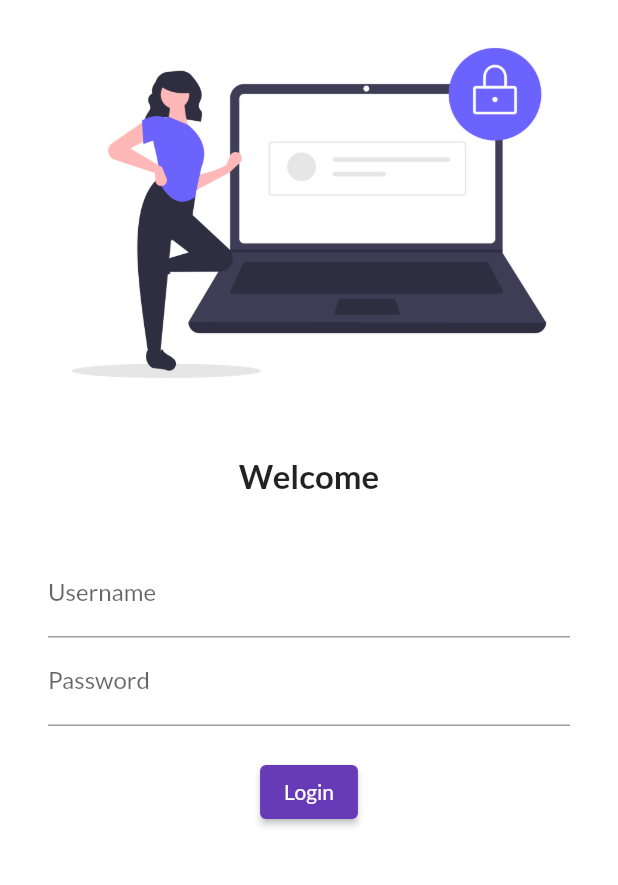
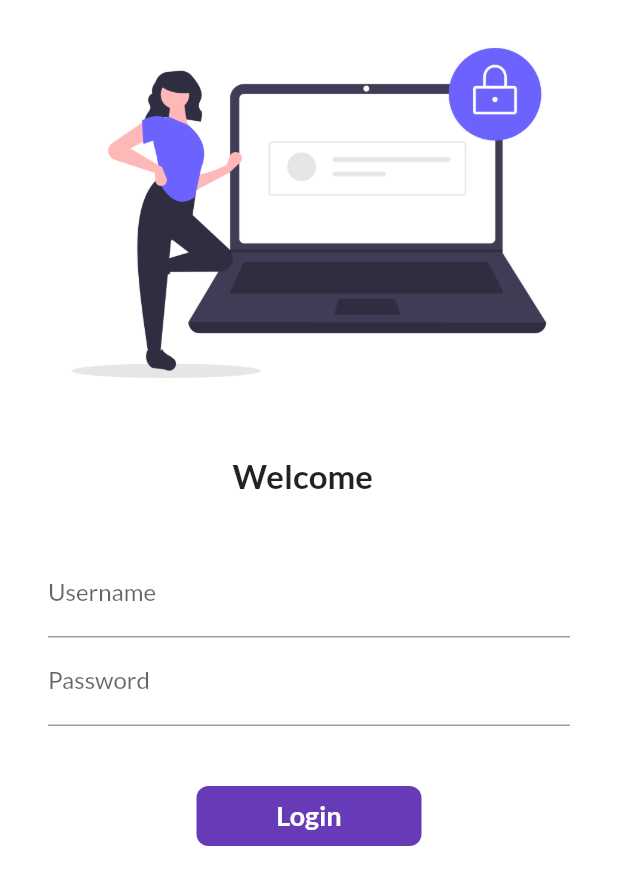
Before and after one commit to Rohit-1706/30DaysofFlutter, a Flutter app: the screen it shows after launch, on a phone screen of 412 x 824 dp. Shown: the top 885 px of the screen. Run offline on Flutter 3.47's test engine with Material 2 defaults, Android fonts, the phone set to English and light mode, and no system bars; our stand-ins replace google_fonts.

Commit message:
Day 6 completed

```diff
--- a/lib/main.dart
+++ b/lib/main.dart
@@ -1,6 +1,7 @@
 import 'package:flutter/material.dart';
 import 'package:flutter_application_2/pages/home_page.dart';
 import 'package:flutter_application_2/pages/login_page.dart';
+import 'package:flutter_application_2/utils/routes.dart';
 import 'package:google_fonts/google_fonts.dart';
 
 void main() {
@@ -25,8 +26,8 @@ class MyApp extends StatelessWidget {
       initialRoute: "/",
       routes: {
         "/": (context) => LoginPage(),
-        "/home": (context) => HomePage(),
-        "/login": (context) => LoginPage(),
+        MyRoutes.homeRoute: (context) => HomePage(),
+        MyRoutes.loginRoute: (context) => LoginPage(),
       },
     );
   }
--- a/lib/pages/login_page.dart
+++ b/lib/pages/login_page.dart
@@ -1,12 +1,20 @@
 import 'package:flutter/material.dart';
+import 'package:flutter_application_2/utils/routes.dart';
 
-class LoginPage extends StatelessWidget {
+class LoginPage extends StatefulWidget {
+  @override
+  State<LoginPage> createState() => _LoginPageState();
+}
+
+class _LoginPageState extends State<LoginPage> {
   // const LoginPage({Key? key}) : super(key: key);
-
+  String name = "";
+  bool changedButton = false;
   @override
   Widget build(BuildContext context) {
     return Material(
       color: Colors.white,
+      child: SingleChildScrollView(
         child: Column(
           children: [
             Image.asset(
@@ -17,7 +25,7 @@ class LoginPage extends StatelessWidget {
               height: 20.0,
             ),
             Text(
-            "Welcome",
+              "Welcome  $name",
               style: TextStyle(
                 fontSize: 22,
                 fontWeight: FontWeight.bold,
@@ -36,6 +44,10 @@ class LoginPage extends StatelessWidget {
                       hintText: "Enter username",
                       labelText: "Username",
                     ),
+                    onChanged: (value) {
+                      name = value;
+                      setState(() {});
+                    },
                   ),
                   TextFormField(
                     obscureText: true,
@@ -45,20 +57,56 @@ class LoginPage extends StatelessWidget {
                     ),
                   ),
                   SizedBox(
-                  height: 20.0,
+                    height: 40.0,
                   ),
-                ElevatedButton(
-                  onPressed: () {
-                    print("Hi Rohit");
+                  InkWell(
+                    onTap: () async {
+                      setState(() {
+                        changedButton = true;
+                      });
+                      await Future.delayed(Duration(seconds: 1));
+                      Navigator.pushNamed(context, MyRoutes.homeRoute);
                     },
-                  child: Text("Login"),
-                  style: TextButton.styleFrom(),
+                    child: AnimatedContainer(
+                      duration: Duration(seconds: 1),
+                      width: changedButton ? 50 : 150,
+                      height: 40,
+                      alignment: Alignment.center,
+                      child: changedButton
+                          ? Icon(
+                              Icons.done,
+                              color: Colors.white,
                             )
+                          : Text(
+                              "Login",
+                              style: TextStyle(
+                                color: Colors.white,
+                                fontWeight: FontWeight.bold,
+                                fontSize: 18,
+                              ),
+                            ),
+                      decoration: BoxDecoration(
+                        color: Colors.deepPurple,
+                        borderRadius:
+                            BorderRadius.circular(changedButton ? 50 : 8),
+                      ),
+                    ),
+                  )
+                  // ElevatedButton(
+                  //   onPressed: () {
+                  //     Navigator.pushNamed(context, MyRoutes.homeRoute);
+                  //   },
+                  //   child: Text("Login"),
+                  //   style: TextButton.styleFrom(
+                  //     minimumSize: Size(150, 40),
+                  //   ),
+                  // )
                 ],
               ),
             )
           ],
         ),
+      ),
     );
   }
 }
--- /dev/null
+++ b/lib/utils/routes.dart
@@ -0,0 +1,4 @@
+class MyRoutes {
+  static String loginRoute = "/login";
+  static String homeRoute = "/home";
+}
```
Lines whose indentation alone changed are shown as unchanged.
